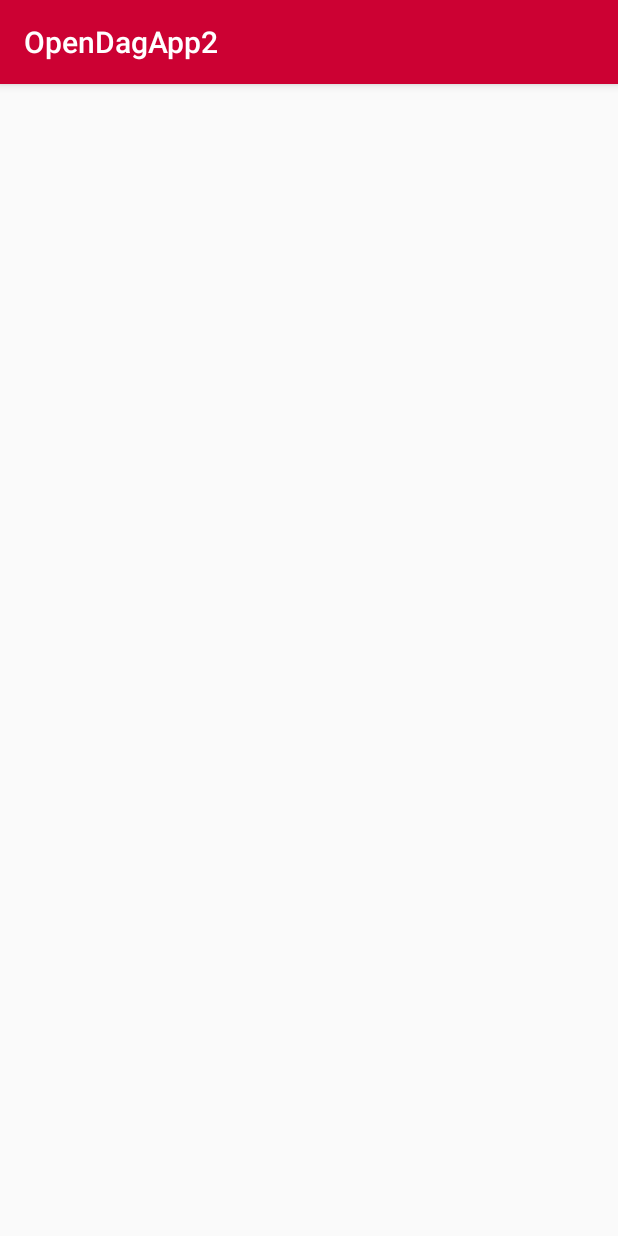
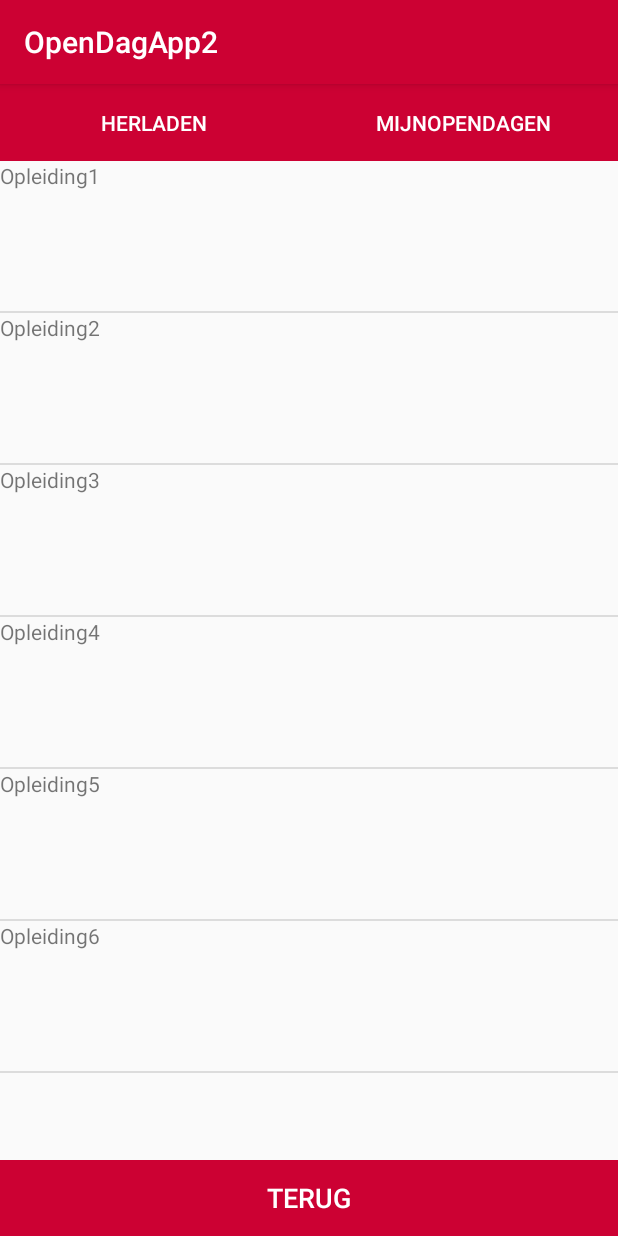
Before and after one commit to Jurrilicious/OpenDagApp2, an Android app: the OpleidingActivity screen opened directly, with no data from a screen before it, on a phone screen of 412 x 824 dp. Run offline under Robolectric (Android 15) with nearby library versions, the phone set to English and light mode, and no system bars.

Commit message:
Struktuur toegevoegd

```diff
--- a/app/src/main/java/com/example/opendagapp2/AgendaActivity.java
+++ b/app/src/main/java/com/example/opendagapp2/AgendaActivity.java
@@ -1,6 +1,5 @@
 package com.example.opendagapp2;
 
-import android.app.Activity;
 import android.content.Intent;
 import android.support.v7.app.AppCompatActivity;
 import android.os.Bundle;
@@ -9,7 +8,6 @@ import android.widget.AdapterView;
 import android.widget.ArrayAdapter;
 import android.widget.Button;
 import android.widget.ListView;
-import android.widget.SimpleAdapter;
 
 public class AgendaActivity extends AppCompatActivity {
 //amyhier
@@ -24,7 +22,7 @@ public class AgendaActivity extends AppCompatActivity {
 
 
             simpleList = (ListView) findViewById(R.id.ListView);
-            ArrayAdapter<String> arrayAdapter = new ArrayAdapter<String>(this, R.layout.activity_listview, R.id.textView, countryList);
+            ArrayAdapter<String> arrayAdapter = new ArrayAdapter<String>(this, R.layout.activity_listview_agenda, R.id.textView, countryList);
             simpleList.setAdapter(arrayAdapter);
         simpleList.setOnItemClickListener(new AdapterView.OnItemClickListener() {
             @Override
--- a/app/src/main/java/com/example/opendagapp2/MainActivity.java
+++ b/app/src/main/java/com/example/opendagapp2/MainActivity.java
@@ -25,20 +25,20 @@ public class MainActivity extends AppCompatActivity {
         final Button OpleidingenButton = findViewById(R.id.OpleidingenButton);
         OpleidingenButton.setOnClickListener(new View.OnClickListener() {
             public void onClick(View v) {
-                startActivity(new Intent(MainActivity.this, AgendaActivity.class));
+                startActivity(new Intent(MainActivity.this, OpleidingActivity.class));
             }
         });
 
         final Button GebouwenButton = findViewById(R.id.GebouwenButton);
         GebouwenButton.setOnClickListener(new View.OnClickListener() {
             public void onClick(View v) {
-                startActivity(new Intent(MainActivity.this, AgendaActivity.class));
+                startActivity(new Intent(MainActivity.this, GebouwenActivity.class));
             }
         });
         final Button SettingsButton = findViewById(R.id.SettingsButton);
         SettingsButton.setOnClickListener(new View.OnClickListener() {
             public void onClick(View v) {
-                startActivity(new Intent(MainActivity.this, AgendaActivity.class));
+                startActivity(new Intent(MainActivity.this, SettingsActivity.class));
             }
         });
 
--- a/app/src/main/java/com/example/opendagapp2/OpleidingActivity.java
+++ b/app/src/main/java/com/example/opendagapp2/OpleidingActivity.java
@@ -1,7 +1,13 @@
 package com.example.opendagapp2;
 
+import android.content.Intent;
 import android.support.v7.app.AppCompatActivity;
 import android.os.Bundle;
+import android.view.View;
+import android.widget.AdapterView;
+import android.widget.ArrayAdapter;
+import android.widget.Button;
+import android.widget.ListView;
 
 public class OpleidingActivity extends AppCompatActivity {
 
@@ -9,5 +15,32 @@ public class OpleidingActivity extends AppCompatActivity {
     protected void onCreate(Bundle savedInstanceState) {
         super.onCreate(savedInstanceState);
         setContentView(R.layout.activity_opleiding);
+
+
+
+
+        ListView simpleList;
+        String countryList[] = {"Opleiding1", "Opleiding2", "Opleiding3", "Opleiding4", "Opleiding5", "Opleiding6"};
+
+
+
+        simpleList = (ListView) findViewById(R.id.ListView);
+        ArrayAdapter<String> arrayAdapter = new ArrayAdapter<String>(this, R.layout.activity_listview_opleiding, R.id.textView, countryList);
+        simpleList.setAdapter(arrayAdapter);
+        simpleList.setOnItemClickListener(new AdapterView.OnItemClickListener() {
+            @Override
+            public void onItemClick (AdapterView < ? > adapter, View view, int position, long arg){
+
+                startActivity(new Intent(OpleidingActivity.this, OpleidingDetailsActivity.class));
+            }
+        });
+
+
+        final Button BackButton = findViewById(R.id.BackButton);
+        BackButton.setOnClickListener(new View.OnClickListener() {
+            public void onClick(View v) {
+                finish();
+            }
+        });
     }
 }
--- /dev/null
+++ b/app/src/main/res/layout/activity_listview_opleiding.xml
@@ -0,0 +1,13 @@
+<?xml version="1.0" encoding="utf-8"?>
+<LinearLayout xmlns:android="http://schemas.android.com/apk/res/android"
+    android:layout_width="match_parent"
+    android:layout_height="match_parent"
+    android:orientation="vertical">
+
+    <TextView
+        android:id="@+id/textView"
+        android:layout_width="fill_parent"
+        android:layout_height="100dp"
+        android:layout_gravity="center"
+         />
+</LinearLayout>
--- a/app/src/main/res/layout/activity_opleiding.xml
+++ b/app/src/main/res/layout/activity_opleiding.xml
@@ -1,9 +1,62 @@
 <?xml version="1.0" encoding="utf-8"?>
-<android.support.constraint.ConstraintLayout xmlns:android="http://schemas.android.com/apk/res/android"
+<android.support.v7.widget.LinearLayoutCompat xmlns:android="http://schemas.android.com/apk/res/android"
     xmlns:app="http://schemas.android.com/apk/res-auto"
     xmlns:tools="http://schemas.android.com/tools"
     android:layout_width="match_parent"
     android:layout_height="match_parent"
-    tools:context=".OpleidingActivity">
+    android:orientation="vertical"
+    tools:context=".AgendaActivity">
 
-</android.support.constraint.ConstraintLayout>
+    <LinearLayout
+        android:layout_width="match_parent"
+        android:layout_height="match_parent"
+        android:layout_weight="7"
+        android:orientation="horizontal">
+
+        <Button
+            android:id="@+id/ReloadButton"
+            android:layout_width="match_parent"
+            android:layout_height="match_parent"
+            android:layout_weight="1"
+            android:background="#cc0133"
+            android:text="Herladen"
+            android:textColor="@android:color/white"
+            android:textSize="14sp" />
+
+        <Button
+            android:id="@+id/MijnOpendagenButton"
+            android:layout_width="match_parent"
+            android:layout_height="match_parent"
+            android:layout_weight="1"
+            android:background="#cc0133"
+            android:text="MijnOpendagen"
+            android:textColor="@android:color/white"
+            android:textSize="14sp" />
+    </LinearLayout>
+
+    <ListView
+        android:id="@+id/ListView"
+        android:layout_width="match_parent"
+        android:layout_height="match_parent"
+        android:layout_weight="1">
+
+    </ListView>
+    <LinearLayout
+        android:layout_width="match_parent"
+        android:layout_height="match_parent"
+        android:layout_weight="7"
+        android:orientation="vertical">
+
+        <Button
+            android:id="@+id/BackButton"
+            android:layout_width="match_parent"
+            android:layout_height="38dp"
+            android:layout_weight="1"
+            android:background="#cc0133"
+            android:text="Terug"
+            android:textColor="@android:color/white"
+            android:textSize="18sp" />
+    </LinearLayout>
+
+
+</android.support.v7.widget.LinearLayoutCompat>
```
Also changed, not shown: app/src/main/java/com/example/opendagapp2/OpendagDetailsActivity.java (+10 -6 lines), app/src/main/res/layout/activity_opendag_details.xml (+21 -21 lines), app/src/main/res/layout/activity_listview_agenda.xml (renamed from app/src/main/res/layout/activity_listview.xml).
